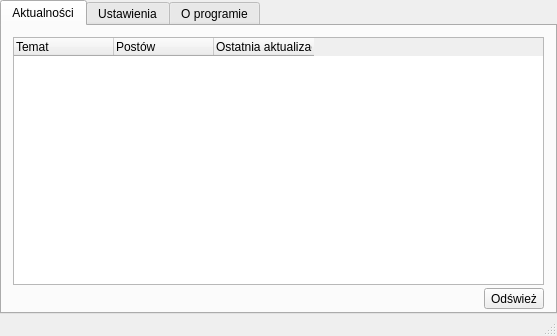
Before: the Qt Designer form ui/mainwindow.ui in poxip/qcodedesk, drawn with Qt 5.
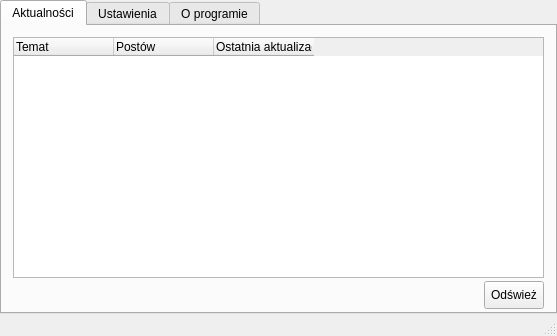
After: the same form once the commit is applied. Icons and pictures are not drawn.

Commit message: Set minimum button size

What changed in the file:
```diff
--- a/ui/mainwindow.ui
+++ b/ui/mainwindow.ui
@@ -162,6 +162,12 @@
             <verstretch>0</verstretch>
            </sizepolicy>
           </property>
+          <property name="minimumSize">
+           <size>
+            <width>0</width>
+            <height>28</height>
+           </size>
+          </property>
           <property name="layoutDirection">
            <enum>Qt::LeftToRight</enum>
           </property>
@@ -172,6 +178,12 @@
            <iconset resource="../resources.qrc">
             <normaloff>:/main/res/icons/refresh.png</normaloff>:/main/res/icons/refresh.png</iconset>
           </property>
+          <property name="iconSize">
+           <size>
+            <width>16</width>
+            <height>16</height>
+           </size>
+          </property>
           <property name="autoExclusive">
            <bool>false</bool>
           </property>
```
